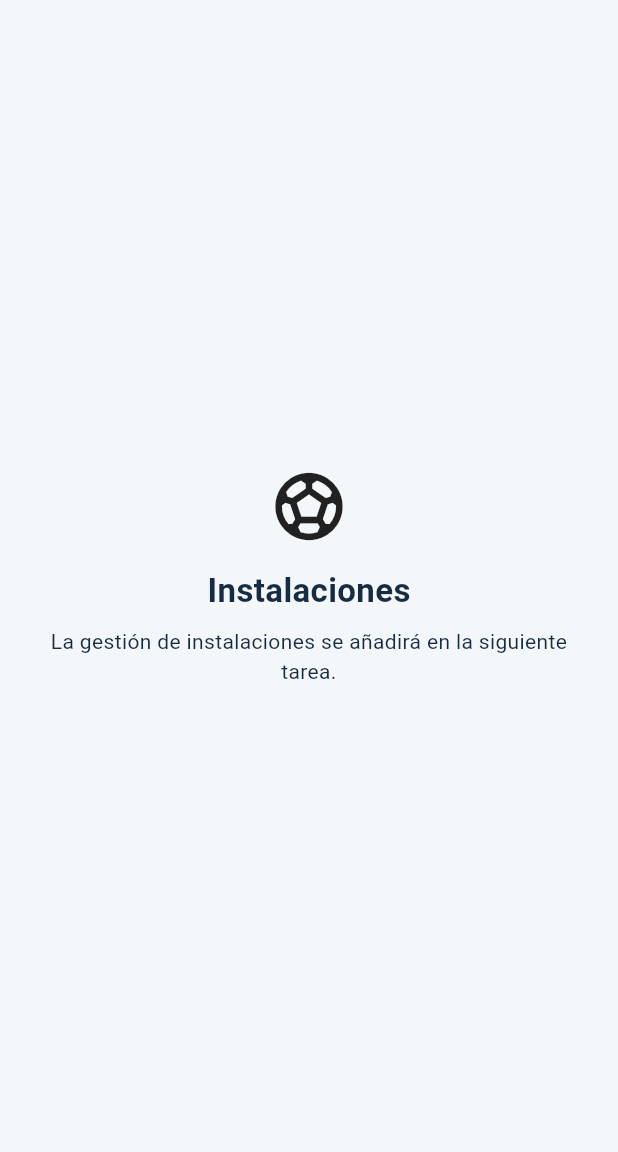
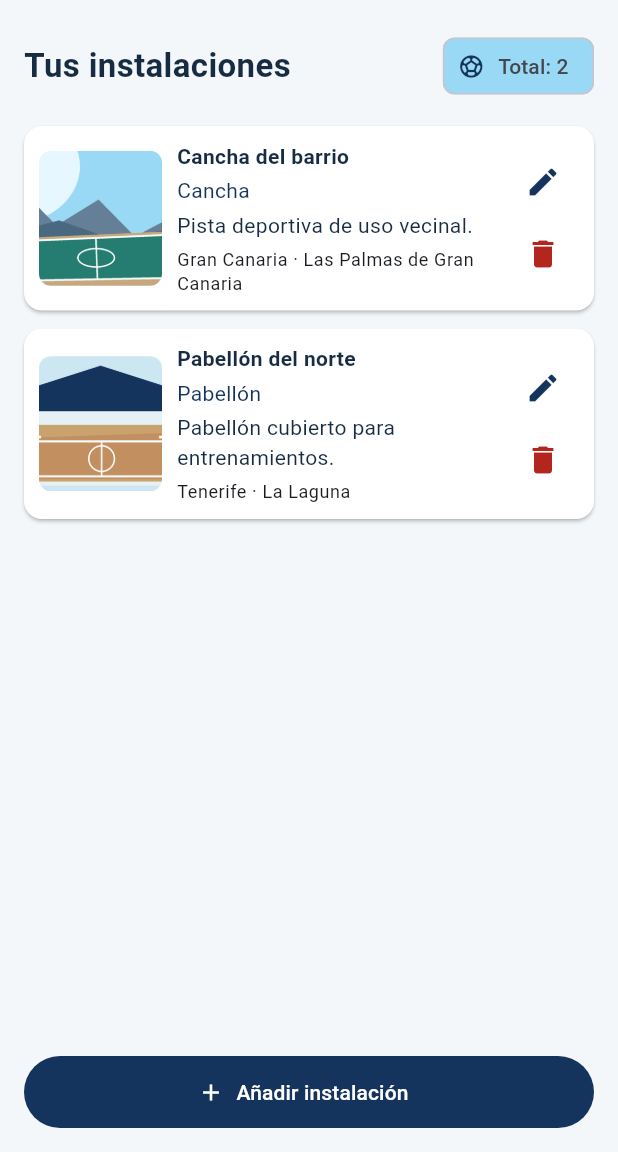
Before and after one commit to joelsanchhhez/PGL-P2-MyPortfolio, a Flutter app: the screen it shows after launch, after a tap on "Ver instalaciones", on a phone screen of 412 x 824 dp, the part 84-1236 px from its top. Run offline on Flutter 3.47's test engine with Material 3 defaults, Android fonts, the phone set to English and light mode, and no system bars; our stand-ins replace go_router, qr_flutter.

Commit message:
P2 Tarea 3: integrar formulario y CRUD de instalaciones

```diff
--- a/lib/app_router.dart
+++ b/lib/app_router.dart
@@ -1,4 +1,5 @@
 import 'package:flutter/material.dart';
+import 'package:go_router/go_router.dart';
 
 import 'pantallas/ajustes.dart';
 import 'pantallas/inicio.dart';
@@ -6,79 +7,64 @@ import 'pantallas/instalaciones.dart';
 import 'pantallas/portfolio.dart';
 import 'widgets/menu_lateral.dart';
 
-/// Estructura común siguiendo el ejemplo de navegación de los apuntes.
-class AppRouter extends StatefulWidget {
-  const AppRouter({super.key});
-
-  @override
-  State<AppRouter> createState() => _AppRouterState();
+/// ShellRoute comparte AppBar y Drawer sin copiarlos entre pantallas.
+abstract final class AppRouter {
+  static final GoRouter router = GoRouter(
+    initialLocation: '/',
+    routes: [
+      ShellRoute(
+        builder: (context, state, child) => _EstructuraPrincipal(
+          rutaActual: state.uri.path,
+          child: child,
+        ),
+        routes: [
+          GoRoute(
+            path: '/',
+            builder: (context, state) => PantallaInicio(
+                onVerInstalaciones: () => context.go('/instalaciones')),
+          ),
+          GoRoute(
+            path: '/portfolio',
+            builder: (context, state) => const PantallaPortfolio(),
+          ),
+          // Gestión de instalaciones de la tarea 3.
+          GoRoute(
+            path: '/instalaciones',
+            builder: (context, state) => const PantallaInstalaciones(),
+          ),
+          GoRoute(
+            path: '/ajustes',
+            builder: (context, state) => const PantallaAjustes(),
+          ),
+        ],
+      ),
+    ],
+  );
 }
 
-class _AppRouterState extends State<AppRouter> {
-  // Esta clave permite cambiar la pantalla del cuerpo sin sustituir el menú.
-  final GlobalKey<NavigatorState> _navigatorKey = GlobalKey<NavigatorState>();
-  String _rutaActual = '/';
+class _EstructuraPrincipal extends StatelessWidget {
+  const _EstructuraPrincipal({
+    required this.rutaActual,
+    required this.child,
+  });
 
-  void _navegar(String ruta) {
-    if (ruta == _rutaActual) return;
-    setState(() {
-      _rutaActual = ruta;
-    });
-    // Sustituimos la pantalla: los destinos principales no se apilan.
-    _navigatorKey.currentState!.pushReplacementNamed(ruta);
-  }
-
-  MaterialPageRoute _cargarPantalla(RouteSettings settings) {
-    Widget pantalla;
-    switch (settings.name) {
-      case '/portfolio':
-        pantalla = const PantallaPortfolio();
-        break;
-      case '/instalaciones':
-        pantalla = const PantallaInstalaciones();
-        break;
-      case '/ajustes':
-        pantalla = const PantallaAjustes();
-        break;
-      default:
-        pantalla = PantallaInicio(
-          onVerInstalaciones: () => _navegar('/instalaciones'),
-        );
-    }
-    return MaterialPageRoute(
-      builder: (context) => pantalla,
-      settings: settings,
-    );
-  }
+  final String rutaActual;
+  final Widget child;
 
   @override
   Widget build(BuildContext context) {
-    String titulo;
-    switch (_rutaActual) {
-      case '/portfolio':
-        titulo = 'Portfolio de Joel';
-        break;
-      case '/instalaciones':
-        titulo = 'Instalaciones';
-        break;
-      case '/ajustes':
-        titulo = 'Ajustes';
-        break;
-      default:
-        titulo = 'Cancha Canaria';
-    }
+    final titulo = switch (rutaActual) {
+      '/portfolio' => 'Portfolio de Joel',
+      '/instalaciones' => 'Instalaciones',
+      '/ajustes' => 'Ajustes',
+      _ => 'Cancha Canaria',
+    };
 
     return Scaffold(
       appBar: AppBar(title: Text(titulo)),
       drawer: MenuLateral(
-        rutaActual: _rutaActual,
-        onSeleccionar: _navegar,
-      ),
-      body: Navigator(
-        key: _navigatorKey,
-        initialRoute: '/',
-        onGenerateRoute: _cargarPantalla,
-      ),
+          rutaActual: rutaActual, onSeleccionar: (ruta) => context.go(ruta)),
+      body: child,
     );
   }
 }
--- a/lib/main.dart
+++ b/lib/main.dart
@@ -11,11 +11,11 @@ class CanchaCanariaApp extends StatelessWidget {
 
   @override
   Widget build(BuildContext context) {
-    return MaterialApp(
+    return MaterialApp.router(
       title: 'Cancha Canaria',
       debugShowCheckedModeBanner: false,
       theme: TemaApp.claro,
-      home: const AppRouter(),
+      routerConfig: AppRouter.router,
     );
   }
 }
--- /dev/null
+++ b/lib/modelos/instalacion.dart
@@ -0,0 +1,52 @@
+/// Tipos de instalación. Cada tipo determina la imagen que aparece en la lista.
+enum CategoriaInstalacion { cancha, pabellon, campoFutbol }
+
+extension CategoriaInstalacionDatos on CategoriaInstalacion {
+  String get nombre => switch (this) {
+        CategoriaInstalacion.cancha => 'Cancha',
+        CategoriaInstalacion.pabellon => 'Pabellón',
+        CategoriaInstalacion.campoFutbol => 'Campo de fútbol',
+      };
+
+  String get imagen => switch (this) {
+        CategoriaInstalacion.cancha => 'assets/images/categoria_cancha.png',
+        CategoriaInstalacion.pabellon => 'assets/images/categoria_pabellon.png',
+        CategoriaInstalacion.campoFutbol => 'assets/images/categoria_campo.png',
+      };
+}
+
+/// Los registros de esta práctica viven en memoria: no se usa base de datos.
+class Instalacion {
+  const Instalacion({
+    required this.id,
+    required this.nombre,
+    required this.descripcion,
+    required this.categoria,
+    this.isla = '',
+    this.municipio = '',
+  });
+
+  final int id;
+  final String nombre;
+  final String descripcion;
+  final CategoriaInstalacion categoria;
+  final String isla;
+  final String municipio;
+}
+
+/// Resultado sencillo que devuelve el diálogo al guardar o editar.
+class DatosInstalacion {
+  const DatosInstalacion({
+    required this.nombre,
+    required this.descripcion,
+    required this.categoria,
+    required this.isla,
+    required this.municipio,
+  });
+
+  final String nombre;
+  final String descripcion;
+  final CategoriaInstalacion categoria;
+  final String isla;
+  final String municipio;
+}
--- a/lib/pantallas/instalaciones.dart
+++ b/lib/pantallas/instalaciones.dart
@@ -1,25 +1,174 @@
 import 'package:flutter/material.dart';
 
-/// La implementación del CRUD pertenece a una tarea posterior.
-class PantallaInstalaciones extends StatelessWidget {
+import '../modelos/instalacion.dart';
+import '../tema.dart';
+import '../widgets/formulario_instalacion.dart';
+import '../widgets/tarjeta_instalacion.dart';
+
+/// Pantalla CRUD de la tarea 3. Se integra en el Drawer existente (go_router).
+/// setState basta para una lista local; se reinicia cuando se cierra la app.
+class PantallaInstalaciones extends StatefulWidget {
   const PantallaInstalaciones({super.key});
 
   @override
+  State<PantallaInstalaciones> createState() => _PantallaInstalacionesState();
+}
+
+class _PantallaInstalacionesState extends State<PantallaInstalaciones> {
+  // Dos ejemplos inspirados en el diseño de la práctica 1 (no datos reales).
+  // static conserva los elementos al entrar y salir desde el Drawer.
+  // Los datos desaparecen al cerrar la aplicación, como indica el diseño.
+  static final List<Instalacion> _instalaciones = [
+    const Instalacion(
+      id: 1,
+      nombre: 'Cancha del barrio',
+      descripcion: 'Pista deportiva de uso vecinal.',
+      categoria: CategoriaInstalacion.cancha,
+      isla: 'Gran Canaria',
+      municipio: 'Las Palmas de Gran Canaria',
+    ),
+    const Instalacion(
+      id: 2,
+      nombre: 'Pabellón del norte',
+      descripcion: 'Pabellón cubierto para entrenamientos.',
+      categoria: CategoriaInstalacion.pabellon,
+      isla: 'Tenerife',
+      municipio: 'La Laguna',
+    ),
+  ];
+  static int _siguienteId = 3;
+
+  Future<void> _abrirFormulario({Instalacion? existente}) async {
+    final datos = await showDialog<DatosInstalacion>(
+      context: context,
+      builder: (context) => FormularioInstalacion(instalacion: existente),
+    );
+    if (!mounted || datos == null) return;
+
+    setState(() {
+      if (existente == null) {
+        _instalaciones.add(Instalacion(
+          id: _siguienteId++,
+          nombre: datos.nombre,
+          descripcion: datos.descripcion,
+          categoria: datos.categoria,
+          isla: datos.isla,
+          municipio: datos.municipio,
+        ));
+      } else {
+        final indice = _instalaciones.indexWhere((i) => i.id == existente.id);
+        if (indice != -1) {
+          _instalaciones[indice] = Instalacion(
+            id: existente.id,
+            nombre: datos.nombre,
+            descripcion: datos.descripcion,
+            categoria: datos.categoria,
+            isla: datos.isla,
+            municipio: datos.municipio,
+          );
+        }
+      }
+    });
+    ScaffoldMessenger.of(context).removeCurrentSnackBar();
+    ScaffoldMessenger.of(context).showSnackBar(SnackBar(
+      behavior: SnackBarBehavior.floating,
+      margin: const EdgeInsets.fromLTRB(16, 0, 16, 80),
+      content: Text(existente == null
+          ? 'Instalación añadida'
+          : 'Instalación actualizada'),
+    ));
+  }
+
+  Future<void> _confirmarEliminacion(Instalacion instalacion) async {
+    final confirmado = await showDialog<bool>(
+      context: context,
+      builder: (context) => AlertDialog(
+        title: const Text('¿Eliminar instalación?'),
+        content: Text(
+            'Se eliminará «${instalacion.nombre}». Esta acción no se puede deshacer.'),
+        actions: [
+          TextButton(
+            onPressed: () => Navigator.pop(context, false),
+            child: const Text('Cancelar'),
+          ),
+          TextButton(
+            onPressed: () => Navigator.pop(context, true),
+            child: const Text('Eliminar',
+                style: TextStyle(color: ColoresApp.error)),
+          ),
+        ],
+      ),
+    );
+    if (!mounted || confirmado != true) return;
+    setState(() => _instalaciones.removeWhere((i) => i.id == instalacion.id));
+    ScaffoldMessenger.of(context).removeCurrentSnackBar();
+    ScaffoldMessenger.of(context).showSnackBar(const SnackBar(
+        behavior: SnackBarBehavior.floating,
+        margin: EdgeInsets.fromLTRB(16, 0, 16, 80),
+        content: Text('Instalación eliminada')));
+  }
+
+  @override
   Widget build(BuildContext context) {
-    return const Center(
+    return SafeArea(
       child: Padding(
-        padding: EdgeInsets.all(24),
+        padding: const EdgeInsets.fromLTRB(16, 20, 16, 16),
         child: Column(
-          mainAxisSize: MainAxisSize.min,
+          crossAxisAlignment: CrossAxisAlignment.stretch,
           children: [
-            Icon(Icons.sports_soccer, size: 54),
-            SizedBox(height: 14),
-            Text('Instalaciones',
-                style: TextStyle(fontSize: 22, fontWeight: FontWeight.bold)),
-            SizedBox(height: 8),
-            Text(
-                'La gestión de instalaciones se añadirá en la siguiente tarea.',
-                textAlign: TextAlign.center),
+            Row(
+              children: [
+                const Expanded(
+                  child: Text('Tus instalaciones',
+                      style: TextStyle(
+                          fontSize: 22,
+                          fontWeight: FontWeight.bold,
+                          color: ColoresApp.texto)),
+                ),
+                // El contador se actualiza automáticamente con setState.
+                Chip(
+                  avatar: const Icon(Icons.sports_soccer, size: 18),
+                  label: Text('Total: ${_instalaciones.length}'),
+                  backgroundColor: ColoresApp.secundario,
+                ),
+              ],
+            ),
+            const SizedBox(height: 16),
+            Expanded(
+              child: _instalaciones.isEmpty
+                  ? const Center(
+                      child: Column(
+                        mainAxisSize: MainAxisSize.min,
+                        children: [
+                          Icon(Icons.sports_soccer_outlined,
+                              size: 54, color: ColoresApp.primario),
+                          SizedBox(height: 10),
+                          Text('Aún no hay instalaciones'),
+                          SizedBox(height: 4),
+                          Text('Pulsa «Añadir instalación» para empezar.'),
+                        ],
+                      ),
+                    )
+                  : ListView.builder(
+                      itemCount: _instalaciones.length,
+                      itemBuilder: (context, indice) {
+                        final instalacion = _instalaciones[indice];
+                        return TarjetaInstalacion(
+                          key: ValueKey(instalacion.id),
+                          instalacion: instalacion,
+                          alEditar: () =>
+                              _abrirFormulario(existente: instalacion),
+                          alEliminar: () => _confirmarEliminacion(instalacion),
+                        );
+                      },
+                    ),
+            ),
+            const SizedBox(height: 12),
+            FilledButton.icon(
+              onPressed: () => _abrirFormulario(),
+              icon: const Icon(Icons.add),
+              label: const Text('Añadir instalación'),
+            ),
           ],
         ),
       ),
--- /dev/null
+++ b/lib/widgets/tarjeta_instalacion.dart
@@ -0,0 +1,89 @@
+import 'package:flutter/material.dart';
+
+import '../modelos/instalacion.dart';
+import '../tema.dart';
+
+/// Tarjeta reutilizable: foto de la categoría, datos y acciones de CRUD.
+class TarjetaInstalacion extends StatelessWidget {
+  const TarjetaInstalacion({
+    super.key,
+    required this.instalacion,
+    required this.alEditar,
+    required this.alEliminar,
+  });
+
+  final Instalacion instalacion;
+  final VoidCallback alEditar;
+  final VoidCallback alEliminar;
+
+  @override
+  Widget build(BuildContext context) {
+    final ubicacion = [instalacion.isla, instalacion.municipio]
+        .where((parte) => parte.isNotEmpty)
+        .join(' · ');
+
+    return Card(
+      margin: const EdgeInsets.only(bottom: 12),
+      color: Colors.white,
+      child: Padding(
+        padding: const EdgeInsets.all(10),
+        child: Row(
+          crossAxisAlignment: CrossAxisAlignment.center,
+          children: [
+            ClipRRect(
+              borderRadius: BorderRadius.circular(8),
+              child: Image.asset(
+                instalacion.categoria.imagen,
+                width: 82,
+                height: 90,
+                fit: BoxFit.cover,
+                semanticLabel:
+                    'Imagen de categoría ${instalacion.categoria.nombre}',
+              ),
+            ),
+            const SizedBox(width: 10),
+            Expanded(
+              child: Column(
+                crossAxisAlignment: CrossAxisAlignment.start,
+                children: [
+                  Text(
+                    instalacion.nombre,
+                    style: const TextStyle(
+                      fontWeight: FontWeight.bold,
+                      color: ColoresApp.texto,
+                    ),
+                  ),
+                  const SizedBox(height: 3),
+                  Text(instalacion.categoria.nombre,
+                      style: const TextStyle(color: ColoresApp.primario)),
+                  const SizedBox(height: 3),
+                  Text(instalacion.descripcion),
+                  if (ubicacion.isNotEmpty) ...[
+                    const SizedBox(height: 5),
+                    Text(ubicacion,
+                        style: Theme.of(context).textTheme.bodySmall),
+                  ],
+                ],
+              ),
+            ),
+            Column(
+              mainAxisSize: MainAxisSize.min,
+              children: [
+                IconButton(
+                  tooltip: 'Editar ${instalacion.nombre}',
+                  onPressed: alEditar,
+                  icon: const Icon(Icons.edit, color: ColoresApp.primario),
+                ),
+                IconButton(
+                  tooltip: 'Eliminar ${instalacion.nombre}',
+                  onPressed: alEliminar,
+                  icon: const Icon(Icons.delete, color: ColoresApp.error),
+                ),
+              ],
+            ),
+          ],
+        ),
+      ),
+    );
+  }
+}
--- a/pubspec.yaml
+++ b/pubspec.yaml
@@ -1,5 +1,5 @@
 name: pgl_p2_myportfolio
-description: "Cancha Canaria - P2 Tarea 1: Navegación con Drawer y Navigator"
+description: "Cancha Canaria - P2 Tarea 3: Formulario de instalaciones"
 publish_to: none
 version: 1.0.0+1
 
@@ -9,6 +9,7 @@ environment:
 dependencies:
   flutter:
     sdk: flutter
+  go_router: ^16.0.0
   qr_flutter: ^4.1.0
   url_launcher: '>=6.3.0 <7.0.0'
 
@@ -22,3 +23,6 @@ flutter:
   assets:
     - assets/images/joel.jpg
     - assets/images/cancha.png
+    - assets/images/categoria_cancha.png
+    - assets/images/categoria_pabellon.png
+    - assets/images/categoria_campo.png
```
Also changed, not shown: lib/widgets/formulario_instalacion.dart (added, +169 -0 lines), assets/images/categoria_campo.png (added), assets/images/categoria_cancha.png (added), assets/images/categoria_pabellon.png (added), docs/capturas/drawer.png, docs/capturas/inicio.png, docs/capturas/instalaciones_editar.png (added), docs/capturas/instalaciones_eliminar.png (added), docs/capturas/instalaciones_formulario.png (added), docs/capturas/instalaciones_lista.png (added), docs/capturas/instalaciones_validacion.png (added), pubspec.lock, 3 other files.
